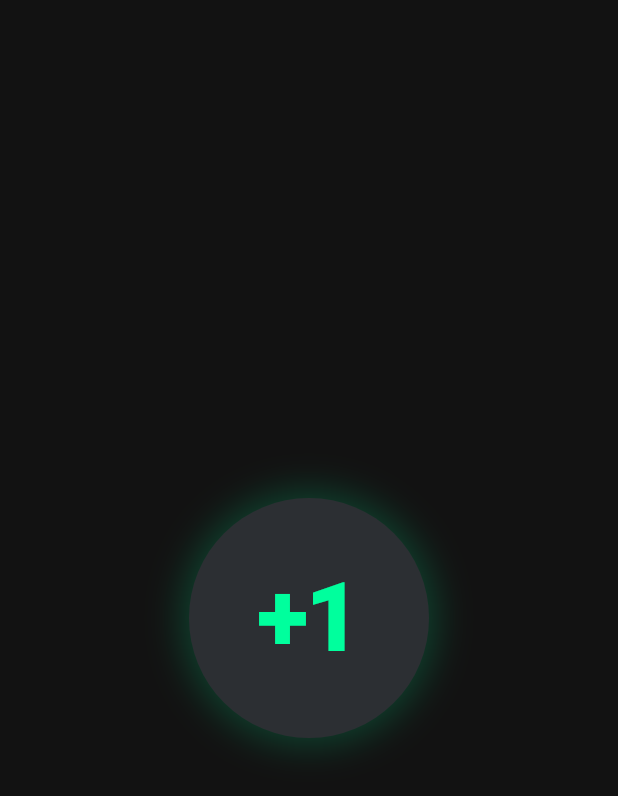
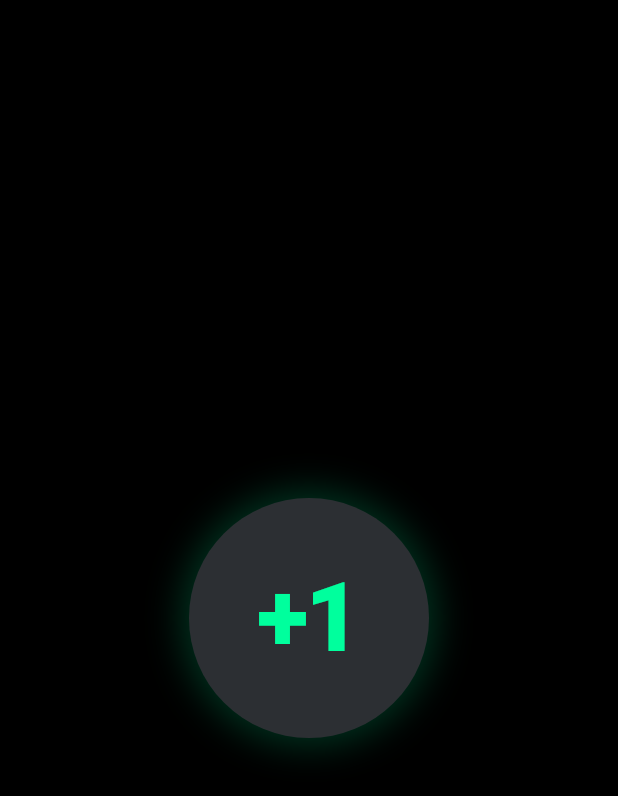
Before and after one commit to Forevernewvie/project-gtg-flutter, a Flutter app: the screen it shows after launch, on a phone screen of 412 x 824 dp. Shown: the top 796 px of the screen. Run offline on Flutter 3.47's test engine with Material 3 defaults, Android fonts, the phone set to English and light mode, and no system bars; our stand-ins replace flutter_local_notifications, flutter_riverpod, flutter_timezone, go_router, google_mobile_ads, isar_community and 2 more; missing offline and left inert: app_settings, home_widget, watch_connectivity, wear; accounts and stored records are empty; generated files the repository leaves out were written again.

Commit message:
fix(wear): address Google Play Store rejection reasons
- Set pure black background for OLED displays
- Migrate to standard AndroidX Core Splash Screen API
- Add required WAKE_LOCK permission for AOD mode
- Add required wearable shared library declaration in AndroidManifest

```diff
--- a/wear_app/lib/core/theme/watch_theme.dart
+++ b/wear_app/lib/core/theme/watch_theme.dart
@@ -2,7 +2,7 @@ import 'package:flutter/material.dart';
 
 class WatchTheme {
   static const Color slateGray = Color(0xFF2C2F33);
-  static const Color darkBackground = Color(0xFF121212);
+  static const Color darkBackground = Colors.black;
   static const Color neonMint = Color(0xFF00FF9D);
 
   static ThemeData get darkTheme {
```
Also changed, not shown: 3 other files.
